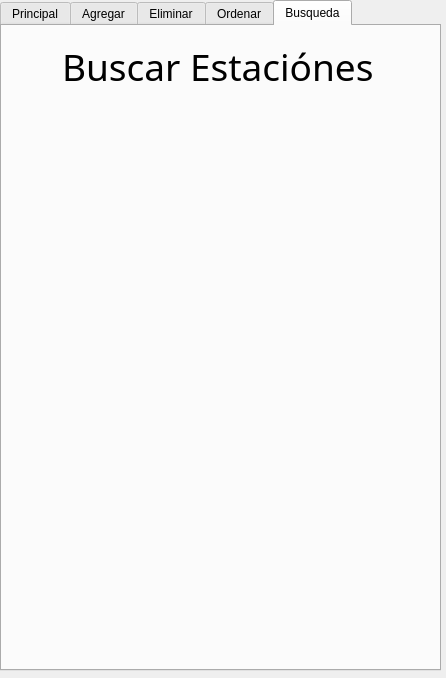
DemonSlayer5768/Sistema-Tranporte-GDL, file Interfaces/TfrmPrincipal.ui: the form before one commit.
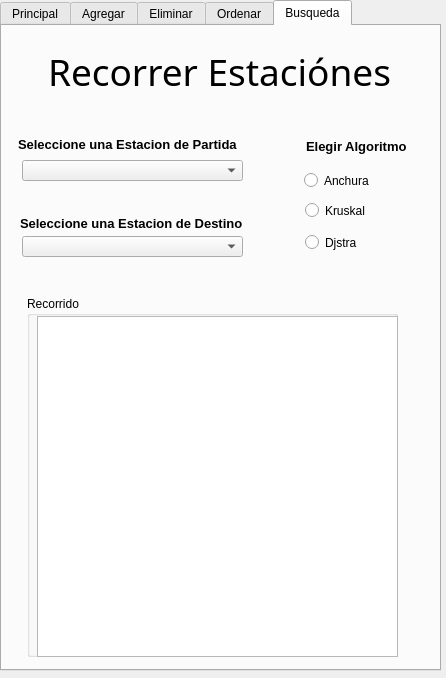
The form after the commit. The open tabs and pages were chosen to show the change.

Patch:
```diff
--- a/Interfaces/TfrmPrincipal.ui
+++ b/Interfaces/TfrmPrincipal.ui
@@ -35,7 +35,7 @@
     </rect>
    </property>
    <layout class="QGridLayout" name="gridLayout">
-    <item row="0" column="0">
+    <item row="0" column="1">
      <widget class="QTabWidget" name="tabWidget">
       <property name="currentIndex">
        <number>0</number>
@@ -572,9 +572,9 @@
        <widget class="QLabel" name="label_8">
         <property name="geometry">
          <rect>
-          <x>60</x>
-          <y>20</y>
-          <width>341</width>
+          <x>46</x>
+          <y>25</y>
+          <width>361</width>
           <height>41</height>
          </rect>
         </property>
@@ -585,7 +585,149 @@
          </font>
         </property>
         <property name="text">
-         <string>Buscar Estaciónes</string>
+         <string>Recorrer Estaciónes</string>
+        </property>
+       </widget>
+       <widget class="QComboBox" name="cmb_EstacionP">
+        <property name="geometry">
+         <rect>
+          <x>20</x>
+          <y>134</y>
+          <width>221</width>
+          <height>21</height>
+         </rect>
+        </property>
+       </widget>
+       <widget class="QComboBox" name="cmb_EstacionD">
+        <property name="geometry">
+         <rect>
+          <x>20</x>
+          <y>210</y>
+          <width>221</width>
+          <height>21</height>
+         </rect>
+        </property>
+       </widget>
+       <widget class="QLabel" name="label_10">
+        <property name="geometry">
+         <rect>
+          <x>16</x>
+          <y>108</y>
+          <width>231</width>
+          <height>21</height>
+         </rect>
+        </property>
+        <property name="font">
+         <font>
+          <pointsize>10</pointsize>
+          <weight>75</weight>
+          <bold>true</bold>
+         </font>
+        </property>
+        <property name="text">
+         <string>Seleccione una Estacion de Partida</string>
+        </property>
+       </widget>
+       <widget class="QLabel" name="label_11">
+        <property name="geometry">
+         <rect>
+          <x>18</x>
+          <y>189</y>
+          <width>231</width>
+          <height>16</height>
+         </rect>
+        </property>
+        <property name="font">
+         <font>
+          <pointsize>10</pointsize>
+          <weight>75</weight>
+          <bold>true</bold>
+         </font>
+        </property>
+        <property name="text">
+         <string>Seleccione una Estacion de Destino</string>
+        </property>
+       </widget>
+       <widget class="QGroupBox" name="groupBox_3">
+        <property name="geometry">
+         <rect>
+          <x>25</x>
+          <y>270</y>
+          <width>371</width>
+          <height>361</height>
+         </rect>
+        </property>
+        <property name="title">
+         <string>Recorrido</string>
+        </property>
+        <widget class="QListView" name="listView_Recorrido">
+         <property name="geometry">
+          <rect>
+           <x>10</x>
+           <y>20</y>
+           <width>361</width>
+           <height>341</height>
+          </rect>
+         </property>
+        </widget>
+       </widget>
+       <widget class="QLabel" name="label_12">
+        <property name="geometry">
+         <rect>
+          <x>304</x>
+          <y>105</y>
+          <width>111</width>
+          <height>31</height>
+         </rect>
+        </property>
+        <property name="font">
+         <font>
+          <pointsize>10</pointsize>
+          <weight>75</weight>
+          <bold>true</bold>
+         </font>
+        </property>
+        <property name="text">
+         <string>Elegir Algoritmo</string>
+        </property>
+       </widget>
+       <widget class="QRadioButton" name="rBtn_Anchura">
+        <property name="geometry">
+         <rect>
+          <x>302</x>
+          <y>146</y>
+          <width>82</width>
+          <height>17</height>
+         </rect>
+        </property>
+        <property name="text">
+         <string>Anchura</string>
+        </property>
+       </widget>
+       <widget class="QRadioButton" name="rBtn_Kruskal">
+        <property name="geometry">
+         <rect>
+          <x>303</x>
+          <y>176</y>
+          <width>82</width>
+          <height>17</height>
+         </rect>
+        </property>
+        <property name="text">
+         <string>Kruskal</string>
+        </property>
+       </widget>
+       <widget class="QRadioButton" name="rBtn_Djstra">
+        <property name="geometry">
+         <rect>
+          <x>303</x>
+          <y>208</y>
+          <width>82</width>
+          <height>17</height>
+         </rect>
+        </property>
+        <property name="text">
+         <string>Djstra</string>
         </property>
        </widget>
       </widget>
```
Left out of the diff: 45 changed lines with no effect on the pictures.
